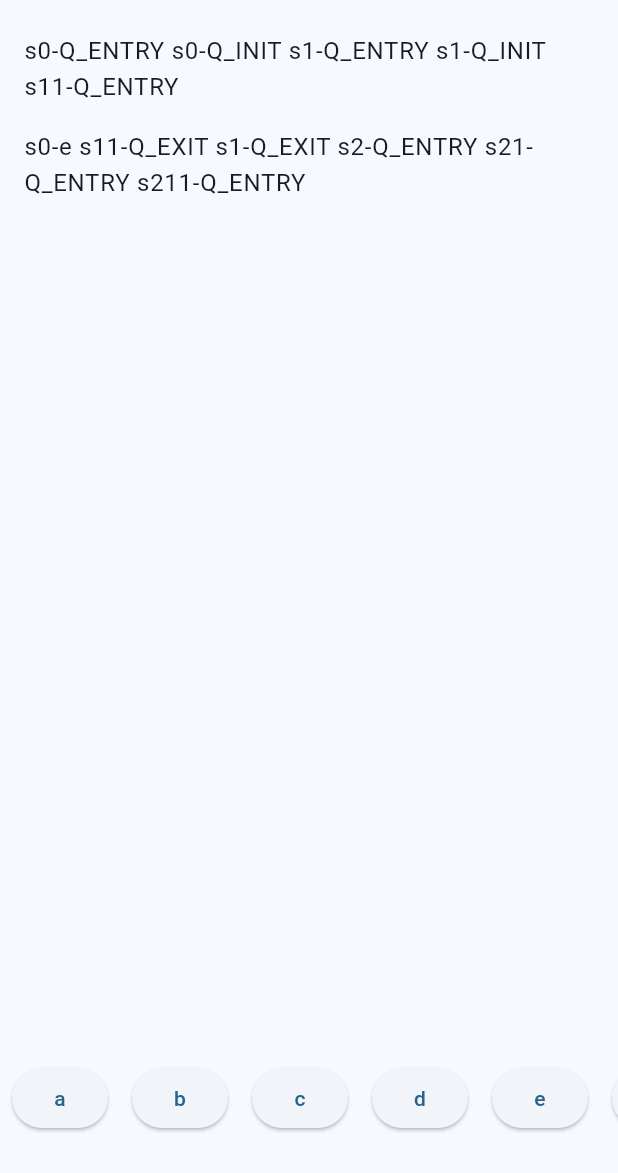
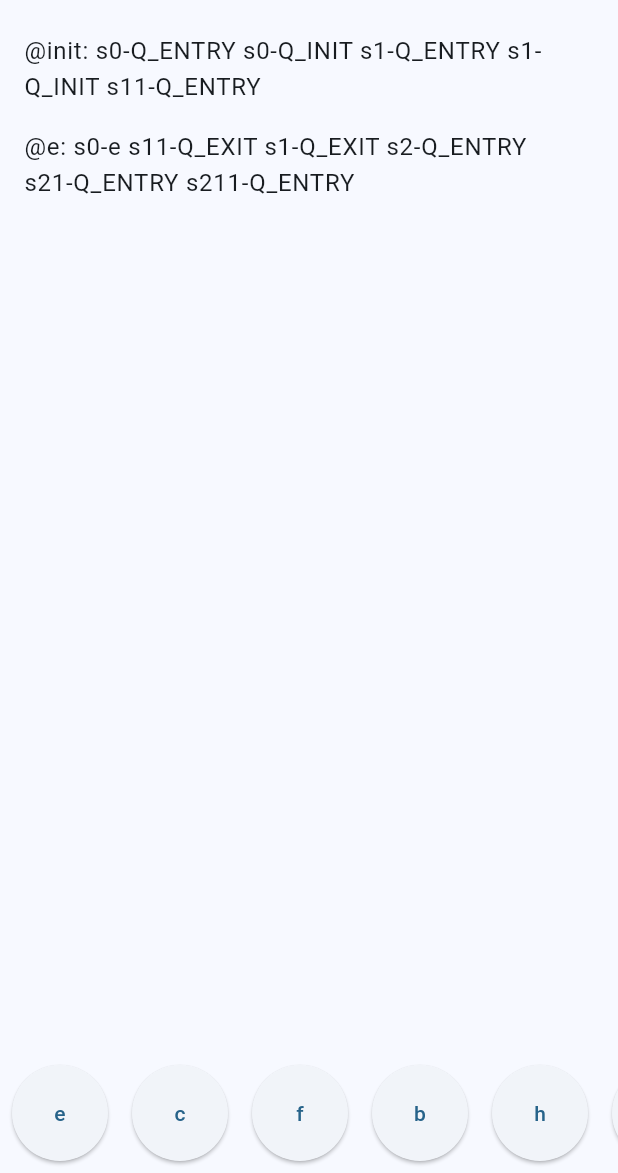
Before and after one commit to mk590901/QQHsm-Dart, a Flutter app: the screen it shows after launch, after a tap on an icon or button, on a phone screen of 412 x 824 dp, the part 63-1236 px from its top. Run offline on Flutter 3.47's test engine with Material 3 defaults, Android fonts, the phone set to English and light mode, and no system bars; our stand-ins replace equatable, flutter_bloc.

Commit message:
Add QHsm engine

```diff
--- /dev/null
+++ b/lib/button_bloc.dart
@@ -0,0 +1,35 @@
+import 'package:flutter_bloc/flutter_bloc.dart';
+import 'package:equatable/equatable.dart';
+
+abstract class ButtonEvent extends Equatable {
+  const ButtonEvent();
+
+  @override
+  List<Object> get props => [];
+}
+
+class AddButtonList extends ButtonEvent {
+  final List<String> buttonNames;
+
+  const AddButtonList(this.buttonNames);
+
+  @override
+  List<Object> get props => [buttonNames];
+}
+
+class ButtonState extends Equatable {
+  final List<String> buttons;
+
+  const ButtonState(this.buttons);
+
+  @override
+  List<Object> get props => [buttons];
+}
+
+class ButtonBloc extends Bloc<ButtonEvent, ButtonState> {
+  ButtonBloc() : super(const ButtonState([])) {
+    on<AddButtonList>((event, emit) {
+      emit(ButtonState(event.buttonNames));
+    });
+  }
+}
--- a/lib/main.dart
+++ b/lib/main.dart
@@ -2,6 +2,7 @@ import 'package:flutter/material.dart';
 import 'package:flutter_bloc/flutter_bloc.dart';
 import 'package:flutter/services.dart' show rootBundle;
 import 'list_bloc.dart';
+import 'button_bloc.dart';
 import 'QQHsm/QQHsmEngine.dart';
 import 'interfaces/i_updater.dart';
 import 'samek_9B_wrapper.dart';
@@ -14,6 +15,7 @@ class MyApp extends StatelessWidget {
   MyApp({super.key});
 
   final ListBloc listBloc = ListBloc();
+  final ButtonBloc buttonBloc = ButtonBloc();
 
   @override
   Widget build(BuildContext context) {
@@ -24,10 +26,22 @@ class MyApp extends StatelessWidget {
         colorScheme: ColorScheme.fromSeed(seedColor: Colors.lightBlue),
         useMaterial3: true,
       ),
-      home: BlocProvider(
-        create: (context) => /*ListBloc()*/listBloc,
-        child: MyHomePage(listBloc),
+      // home: BlocProvider(
+      //   create: (context) => listBloc,
+      //   child: MyHomePage(listBloc),
+      // ),
+      home: MultiBlocProvider(
+        providers: [
+          BlocProvider<ButtonBloc>(
+            create: (context) => buttonBloc,
+          ),
+          BlocProvider<ListBloc>(
+            create: (context) => listBloc,
+          ),
+        ],
+        child: MyHomePage(listBloc, buttonBloc),
       ),
+
     );
   }
 }
@@ -37,6 +51,7 @@ class MyHomePage extends StatelessWidget implements IUpdater {
   //final List<String> buttons = List.generate(10, (index) => 'Button $index');
 
   final ListBloc listBloc;
+  final ButtonBloc buttonBloc;
 
   late List<String> buttons = [];
 
@@ -46,7 +61,7 @@ class MyHomePage extends StatelessWidget implements IUpdater {
   late  QQHsmEngine hsmEngine;
   final Samek9BWrapper hsmWrapper = Samek9BWrapper();
 
-  MyHomePage(this.listBloc, {super.key});
+  MyHomePage(this.listBloc, this.buttonBloc, {super.key});
 
   Future<String> getFileData(String path) async {
     return await rootBundle.loadString(path);
@@ -60,6 +75,9 @@ class MyHomePage extends StatelessWidget implements IUpdater {
         actualEvents = hsmEngine.appEvents()!;
         print('actualEvents->$actualEvents');
         engineIsLoaded = true;
+
+        //buttonBloc.add(AddButtonList(actualEvents));
+        buttonBloc.add(AddButtonList(actualEvents));
       }
       else {
         print ('Failed to loaded $_fileName');
@@ -74,7 +92,7 @@ class MyHomePage extends StatelessWidget implements IUpdater {
     //loadHsmDescriptor();
 
     //buttons = List.generate(10, (index) => 'Button $index');
-    buttons = ['a', 'b', 'c', 'd', 'e', 'f', 'g', 'h'];
+    //buttons = ['a', 'b', 'c', 'd', 'e', 'f', 'g', 'h'];
 
     // buttons = actualEvents;
     // print('buttons->$actualEvents');
@@ -124,12 +142,40 @@ class MyHomePage extends StatelessWidget implements IUpdater {
               },
             ),
           ),
+
+          //Expanded(
+          SizedBox(
+            height: 80,
+            child: BlocBuilder<ButtonBloc, ButtonState>(
+              builder: (context, state) {
+                return Container(
+                  child: ListView.builder(
+                    scrollDirection: Axis.horizontal,
+                    itemCount: state.buttons.length,
+                    itemBuilder: (context, index) {
+                      return Padding(
+                        padding: const EdgeInsets.all(8.0),
+                        child: ElevatedButton(
+                          onPressed: () {
+                            done(state.buttons[index]);
+                          },
+                          child: Text(state.buttons[index]),
+                        ),
+                      );
+                    },
+                  ),
+                );
+              },
+            ),
+          ),
+
+          /*
           SizedBox(
             height: 100,
             child: SingleChildScrollView(
               scrollDirection: Axis.horizontal,
               child: Row(
-                children: buttons.map((button) {
+                children: actualEvents.map((button) {
                   return Padding(
                     padding: const EdgeInsets.all(8.0),
                     child: ElevatedButton(
@@ -144,6 +190,9 @@ class MyHomePage extends StatelessWidget implements IUpdater {
               ),
             ),
           ),
+        */
+
+
         ],
       ),
     );
@@ -157,7 +206,8 @@ class MyHomePage extends StatelessWidget implements IUpdater {
   void trace(String event, String? log) {
     print('trace [$event] -> $log');
     String traceLog = log?? '';
-    listBloc.add(AddItem(traceLog));
+    String textLine = '@$event: $traceLog';
+    listBloc.add(AddItem(/*traceLog*/textLine));
   }
 
   @override
```
